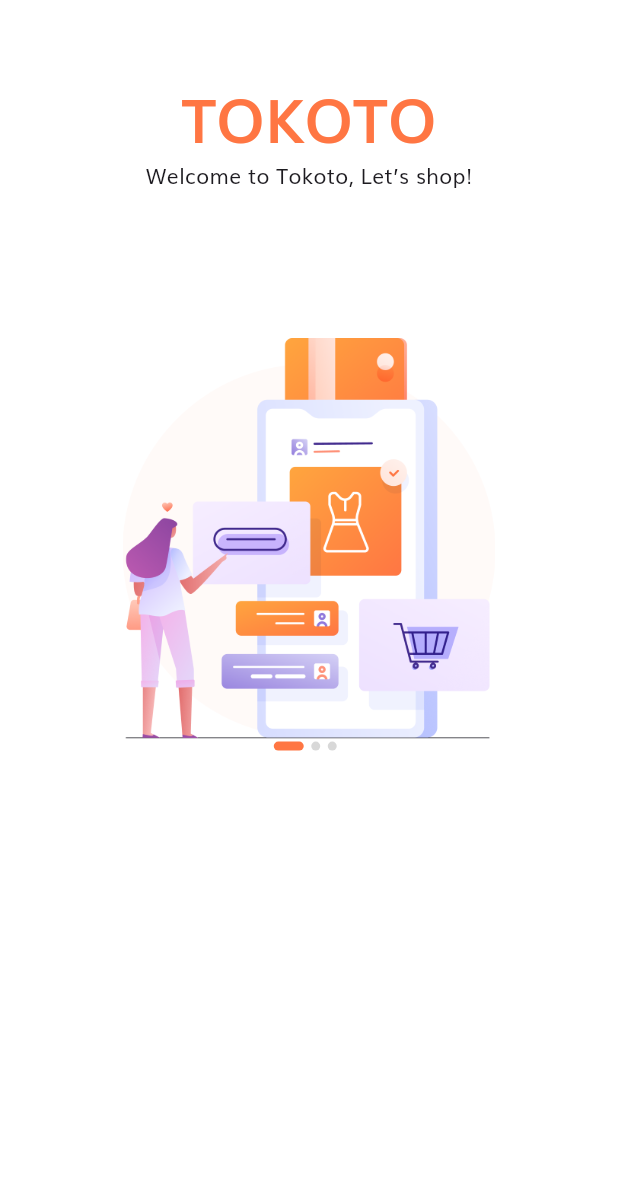
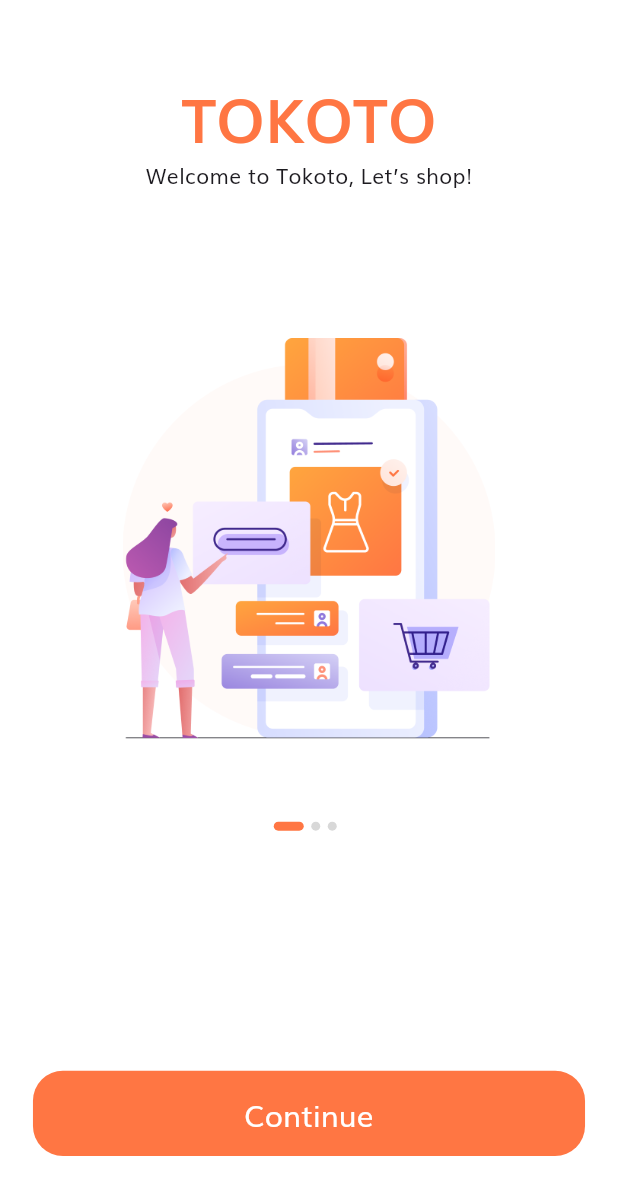
Before and after one commit to NinhLuong/signin_screen, a Flutter app: the screen it shows after launch, on a phone screen of 412 x 824 dp. Shown: the top 1195 px of the screen. Run offline on Flutter 3.47's test engine with Material 2 defaults, Android fonts, the phone set to English and light mode, and no system bars.

Commit message:
add code
Signed-off-by: NinhLuong <luongvuhaininh123@gmail.com>

```diff
--- /dev/null
+++ b/lib/components/default_button.dart
@@ -0,0 +1,37 @@
+import 'package:flutter/material.dart';
+
+import '../constants.dart';
+import '../size_config.dart';
+
+class DefaultButton extends StatelessWidget {
+  const DefaultButton({
+    Key? key,
+    this.text,
+    this.press,
+  }) : super(key: key);
+  final String? text;
+  final Function? press;
+
+  @override
+  Widget build(BuildContext context) {
+    return SizedBox(
+      width: double.infinity,
+      height: getProportionateScreenHeight(56),
+      child: TextButton(
+        style: TextButton.styleFrom(
+          foregroundColor: Colors.white, shape:
+              RoundedRectangleBorder(borderRadius: BorderRadius.circular(20)),
+          backgroundColor: kPrimaryColor,
+        ),
+        onPressed: press as void Function()?,
+        child: Text(
+          text!,
+          style: TextStyle(
+            fontSize: getProportionateScreenWidth(18),
+            color: Colors.white,
+          ),
+        ),
+      ),
+    );
+  }
+}
--- a/lib/main.dart
+++ b/lib/main.dart
@@ -1,6 +1,7 @@
 import 'package:flutter/material.dart';
 import 'package:signin_screen/constants.dart';
 import 'package:signin_screen/screens/splash/splash_sreen.dart';
+import 'package:signin_screen/routs.dart';
 
 void main() {
   runApp(const MyApp());
@@ -15,9 +16,26 @@
     return MaterialApp(
       title: 'Flutter Demo',
       debugShowCheckedModeBanner: false,
-      theme: ThemeData(
+      theme: theme(),
+      /*home: const SplashSreen(),*/
+      initialRoute: SplashSreen.routeName,
+      routes: routes ,
+    );
+  }
+}
+ThemeData theme(){
+  return ThemeData(
     scaffoldBackgroundColor: Colors.white,
     fontFamily: "Muli",
+    appBarTheme: AppBarTheme(
+        color: Colors.white,
+        elevation: 0,
+        iconTheme: IconThemeData(color: Colors.black),
+        centerTitle: true,
+        titleTextStyle: TextStyle(
+            color: Color(0XFF8B8B8B),
+            fontSize: 20)
+    ),
     textTheme: const TextTheme(
       bodyLarge: TextStyle(color: kTextColor),
       bodySmall: TextStyle(color: kTextColor),
@@ -25,8 +43,5 @@
 
     colorScheme: ColorScheme.fromSeed(seedColor: Colors.deepPurple),
     useMaterial3: true,
-      ),
-      home: const SplashSreen(),
   );
 }
-}
--- /dev/null
+++ b/lib/routs.dart
@@ -0,0 +1,8 @@
+import 'package:flutter/cupertino.dart';
+import 'package:signin_screen/screens/sign_in/sign_in_screen.dart';
+
+import 'package:signin_screen/screens/splash/splash_sreen.dart';
+final Map<String, WidgetBuilder> routes = {
+  SplashSreen.routeName: (context) => SplashSreen(),
+  SignInSreen.routeName: (context) => SignInSreen(),
+};
--- a/lib/screens/splash/components/body.dart
+++ b/lib/screens/splash/components/body.dart
@@ -2,6 +2,8 @@
 import 'package:signin_screen/constants.dart';
 import 'package:signin_screen/screens/splash/components/splash_containt.dart';
 import 'package:signin_screen/size_config.dart';
+import '../../../components/default_button.dart';
+import '../../sign_in/sign_in_screen.dart';
 
 class Body extends StatefulWidget {
   @override
@@ -49,18 +51,42 @@
             ),
           Expanded(
             flex: 2,
+            child: Padding(
+              padding: EdgeInsets.symmetric(
+                  horizontal: getProportionateScreenWidth(20)),
               child: Column(
                 children: <Widget>[
+                  Spacer(),
                   Row(
                     mainAxisAlignment: MainAxisAlignment.center,
                     children: List.generate(
                       splashData.length,
-                      (index) => buildDot(index),
+                          (index) => AnimatedContainer(
+                        duration: kAnimationDuration,
+                        margin: EdgeInsets.only(right: 5),
+                        height: 6,
+                        width: currentPage == index ? 20 : 6,
+                        decoration: BoxDecoration(
+                          color: currentPage == index
+                              ? kPrimaryColor
+                              : Color(0xFFD8D8D8),
+                          borderRadius: BorderRadius.circular(3),
                         ),
-                )
+                      ),
+                    ),
+                  ),
+                  Spacer(flex: 3),
+                  DefaultButton(
+                    text: "Continue",
+                    press: () {
+                      Navigator.pushNamed(context, SignInSreen.routeName);
+                    },
+                  ),
+                  Spacer(),
                 ],
-            )
-          )
+              ),
+            ),
+          ),
         ]
       ),
       ),
--- a/lib/screens/splash/splash_sreen.dart
+++ b/lib/screens/splash/splash_sreen.dart
@@ -3,6 +3,7 @@
 import 'package:signin_screen/size_config.dart';
 
 class SplashSreen extends StatelessWidget{
+  static String routeName = "/splash";
   const SplashSreen({super.key});
 
   @override
```
Also changed, not shown: lib/screens/sign_in/components/body.dart (added, +29 -0 lines), lib/screens/sign_in/sign_in_screen.dart (added, +18 -0 lines). Lines whose indentation alone changed are shown as unchanged.
